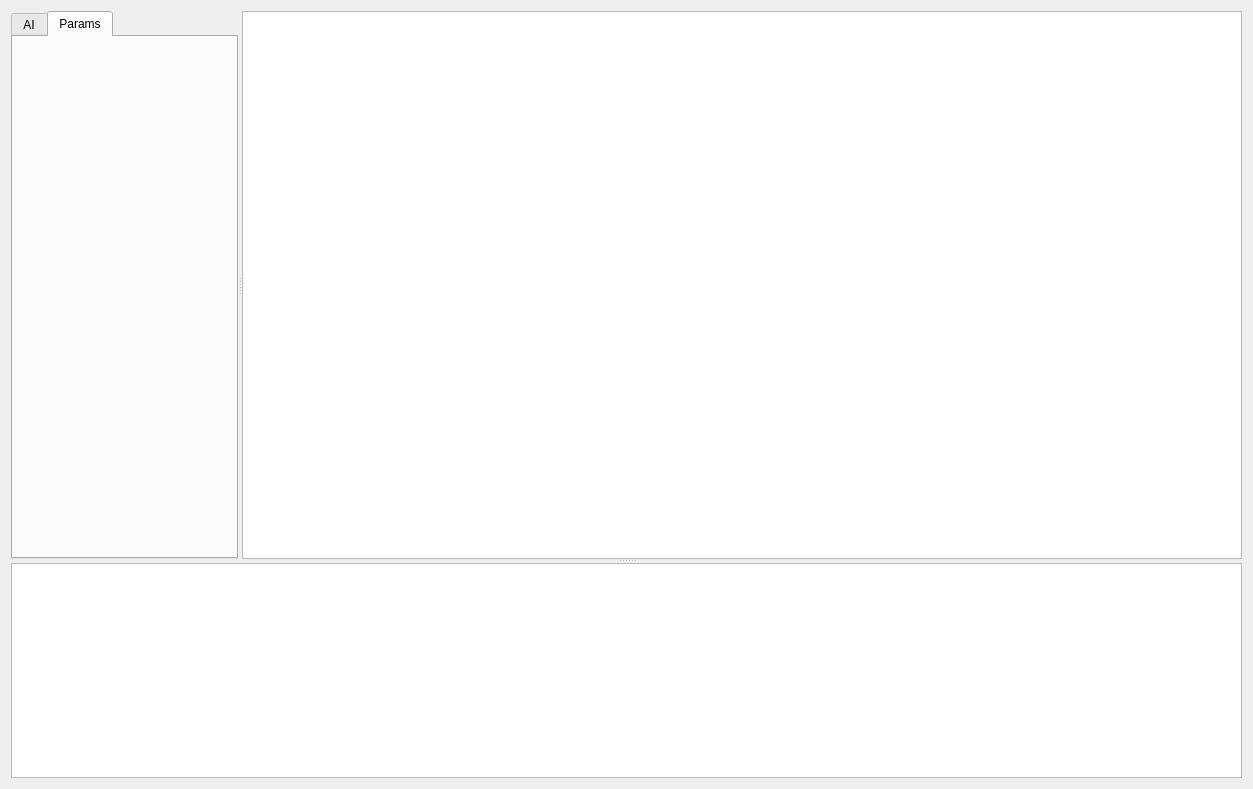
UBC-Thunderbots/Software, file src/thunderbots/software/gui/main_widget.ui: the form before one commit.
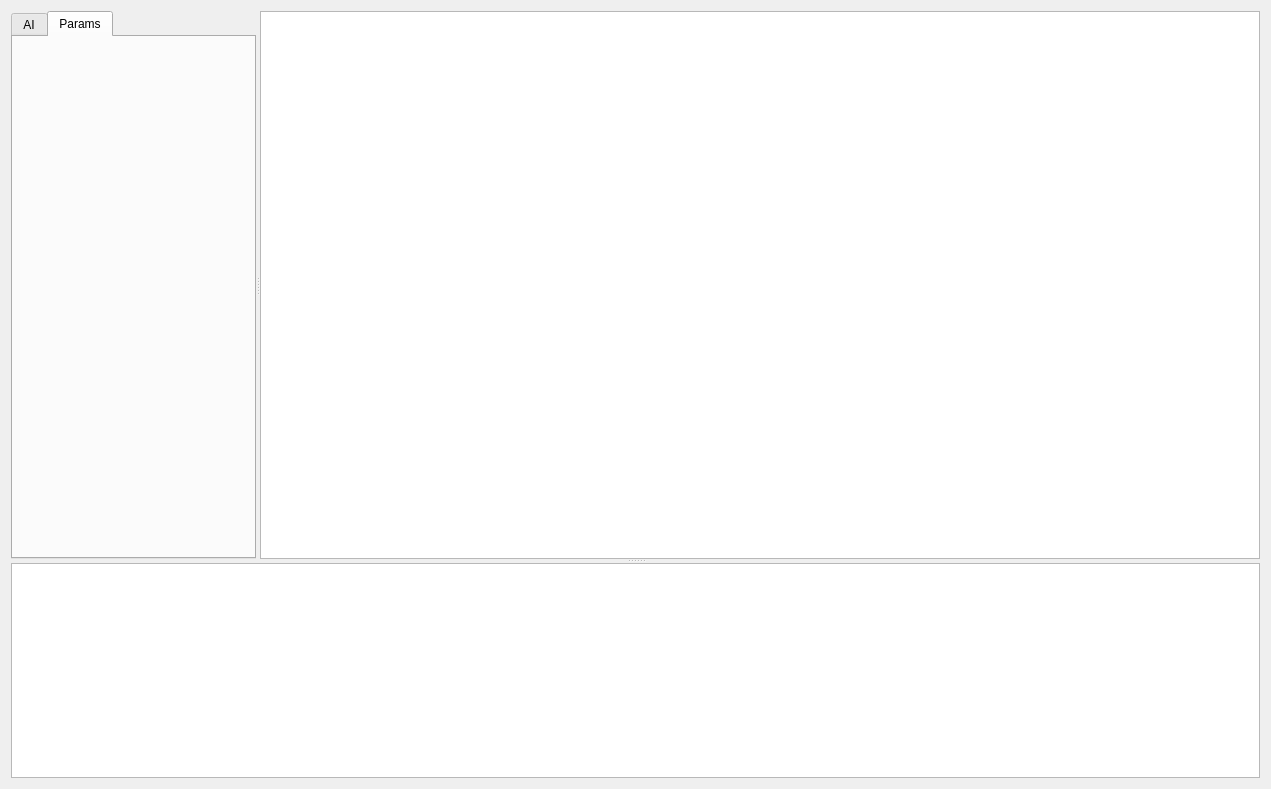
The form after the commit. Custom widgets are drawn as their Qt base class.

Commit message: done basic 4 parameter creation functions

```diff
--- a/src/thunderbots/software/gui/main_widget.ui
+++ b/src/thunderbots/software/gui/main_widget.ui
@@ -6,7 +6,7 @@
    <rect>
     <x>0</x>
     <y>0</y>
-    <width>1253</width>
+    <width>1271</width>
     <height>789</height>
    </rect>
   </property>
@@ -39,6 +39,9 @@
        <property name="currentIndex">
         <number>1</number>
        </property>
+       <property name="usesScrollButtons">
+        <bool>false</bool>
+       </property>
        <property name="movable">
         <bool>true</bool>
        </property>
@@ -167,7 +170,11 @@
         <attribute name="title">
          <string>Params</string>
         </attribute>
-        <layout class="QVBoxLayout" name="verticalLayout_3"/>
+        <layout class="QVBoxLayout" name="params_tab_vertical_layout">
+         <property name="sizeConstraint">
+          <enum>QLayout::SetNoConstraint</enum>
+         </property>
+        </layout>
        </widget>
       </widget>
       <widget class="ZoomableQGraphicsView" name="ai_visualization_graphics_view">
```
The commit also changes 2 other files.
